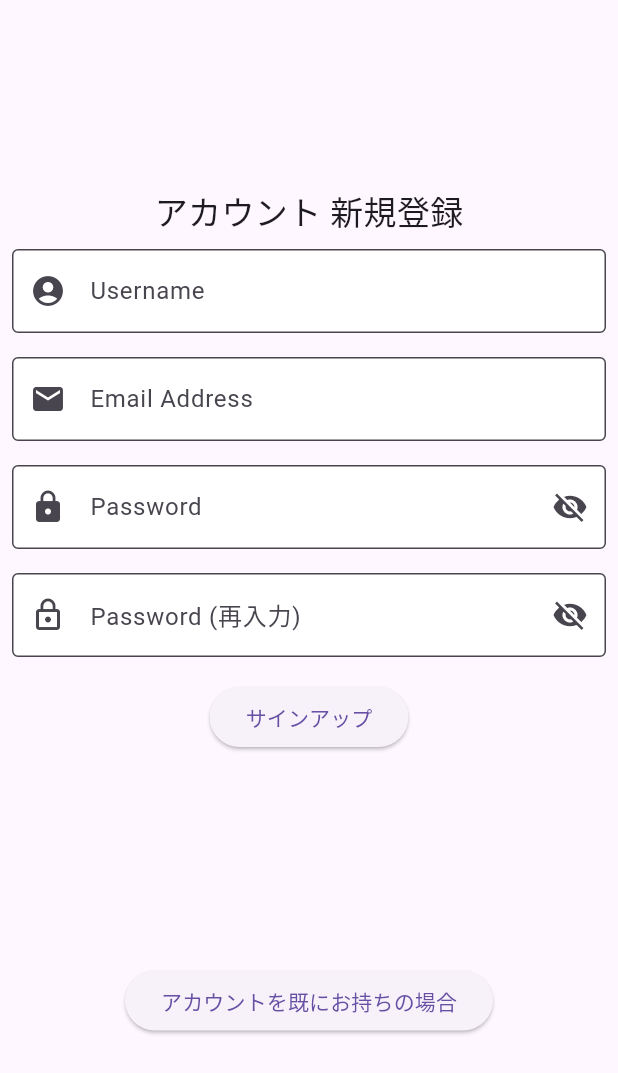
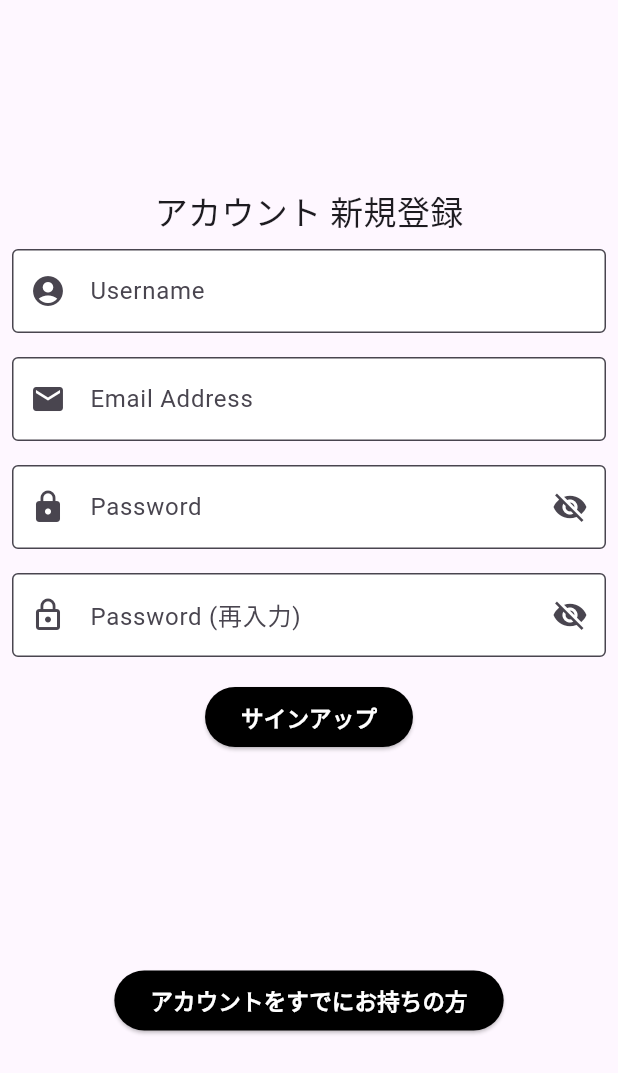
Before and after one commit to Haruki1090/Books-Rater, a Flutter app: the SignUpPage screen opened directly, on a phone screen of 412 x 824 dp. Shown: the top 1073 px of the screen. Run offline on Flutter 3.47's test engine with Material 3 defaults, Android fonts, the phone set to English and light mode, and no system bars; our stand-ins replace cloud_firestore, cloud_functions, firebase_auth, firebase_core, firebase_storage, flutter_riverpod and 3 more; accounts and stored records are empty; generated files the repository leaves out were written again.

Commit message:
ボタンカラー等調整（ダークモード対応）

```diff
--- a/lib/sign_up_page.dart
+++ b/lib/sign_up_page.dart
@@ -103,6 +103,20 @@ class _SignUpPageState extends ConsumerState<SignUpPage> {
                 Padding(
                   padding: const EdgeInsets.all(8.0),
                   child: ElevatedButton(
+                    style: ButtonStyle(
+                      backgroundColor: MaterialStateProperty.resolveWith<Color>(
+                            (Set<MaterialState> states) {
+                          if (states.contains(MaterialState.pressed)) {
+                            return Theme.of(context).brightness == Brightness.dark
+                                ? Colors.white // ダークモードの時のボタンの背景色
+                                : Colors.black; // ライトモードの時のボタンの背景色
+                          }
+                          return Theme.of(context).brightness == Brightness.dark
+                              ? Colors.white // ダークモードの時のボタンの背景色
+                              : Colors.black; // ライトモードの時のボタンの背景色
+                        },
+                      ),
+                    ),
                     onPressed: () async {
                       final username = _usernameController.text.trim();
                       final email = _emailController.text.trim();
@@ -203,7 +217,16 @@ class _SignUpPageState extends ConsumerState<SignUpPage> {
                         );
                       }
                     },
-                    child: const Text('サインアップ'),
+                    child: Text(
+                      'サインアップ',
+                      style: TextStyle(
+                        fontSize: 15,
+                        fontWeight: FontWeight.bold,
+                        color: Theme.of(context).brightness == Brightness.dark
+                            ? Colors.black // ダークモードの時のテキストカラー
+                            : Colors.white, // ライトモードの時のテキストカラー
+                      ),
+                    ),
                   ),
                 ),
               ],
@@ -211,10 +234,33 @@ class _SignUpPageState extends ConsumerState<SignUpPage> {
             Padding(
               padding: const EdgeInsets.all(8.0),
               child: ElevatedButton(
+                style: ButtonStyle(
+                  backgroundColor: MaterialStateProperty.resolveWith<Color>(
+                        (Set<MaterialState> states) {
+                      if (states.contains(MaterialState.pressed)) {
+                        return Theme.of(context).brightness == Brightness.dark
+                            ? Colors.white // ダークモードの時のボタンの背景色
+                            : Colors.black; // ライトモードの時のボタンの背景色
+                      }
+                      return Theme.of(context).brightness == Brightness.dark
+                          ? Colors.white // ダークモードの時のボタンの背景色
+                          : Colors.black; // ライトモードの時のボタンの背景色
+                    },
+                  ),
+                ),
                 onPressed: () {
                   Navigator.pop(context);
                 },
-                child: const Text('アカウントを既にお持ちの場合'),
+                child: Text(
+                  'アカウントをすでにお持ちの方',
+                  style: TextStyle(
+                    fontSize: 15,
+                    fontWeight: FontWeight.bold,
+                    color: Theme.of(context).brightness == Brightness.dark
+                        ? Colors.black // ダークモードの時のテキストカラー
+                        : Colors.white, // ライトモードの時のテキストカラー
+                  ),
+                ),
               ),
             ),
           ],
```
